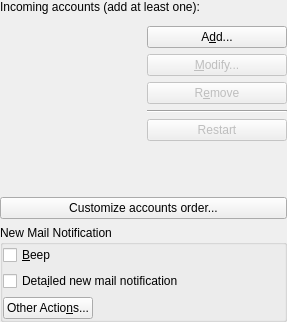
Qt form kmail/ui/accountspagereceivingtab.ui (KDE/kdepim) before a commit.
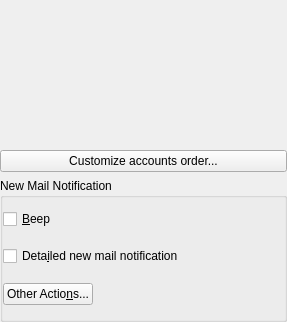
The same form after that commit. Custom widgets are drawn as their Qt base class.

The edit to the form file:
```diff
--- a/kmail/ui/accountspagereceivingtab.ui
+++ b/kmail/ui/accountspagereceivingtab.ui
@@ -14,83 +14,9 @@
    <item>
     <layout class="QVBoxLayout" name="vlay">
      <item>
-      <widget class="QLabel" name="label">
-       <property name="text">
-        <string>Incoming accounts (add at least one):</string>
-       </property>
+      <widget class="PimCommon::ManageAccountWidget" name="mAccountsReceiving">
       </widget>
      </item>
-     <item>
-      <widget class="KFilterProxySearchLine" name="mFilterAccount"/>
-     </item>
-     <item>
-      <layout class="QHBoxLayout" name="hlay">
-       <item>
-        <widget class="Akonadi::AgentInstanceWidget" name="mAccountList" native="true"/>
-       </item>
-       <item>
-        <layout class="QVBoxLayout" name="btn_vlay">
-         <item>
-          <widget class="QPushButton" name="mAddAccountButton">
-           <property name="text">
-            <string>A&amp;dd...</string>
-           </property>
-          </widget>
-         </item>
-         <item>
-          <widget class="KPushButton" name="mModifyAccountButton">
-           <property name="enabled">
-            <bool>false</bool>
-           </property>
-           <property name="text">
-            <string>&amp;Modify...</string>
-           </property>
-          </widget>
-         </item>
-         <item>
-          <widget class="KPushButton" name="mRemoveAccountButton">
-           <property name="enabled">
-            <bool>false</bool>
-           </property>
-           <property name="text">
-            <string>R&amp;emove</string>
-           </property>
-          </widget>
-         </item>
-         <item>
-          <widget class="Line" name="line">
-           <property name="orientation">
-            <enum>Qt::Horizontal</enum>
-           </property>
-          </widget>
-         </item>
-         <item>
-          <widget class="KPushButton" name="mRestartAccountButton">
-           <property name="enabled">
-            <bool>false</bool>
-           </property>
-           <property name="text">
-            <string>Restart</string>
-           </property>
-          </widget>
-         </item>
-         <item>
-          <spacer name="verticalSpacer">
-           <property name="orientation">
-            <enum>Qt::Vertical</enum>
-           </property>
-           <property name="sizeHint" stdset="0">
-            <size>
-             <width>20</width>
-             <height>40</height>
-            </size>
-           </property>
-          </spacer>
-         </item>
-        </layout>
-       </item>
-      </layout>
-     </item>
      <item>
       <widget class="QPushButton" name="customizeAccountOrder">
        <property name="text">
@@ -156,19 +82,9 @@
  <layoutdefault spacing="6" margin="0"/>
  <customwidgets>
   <customwidget>
-   <class>KFilterProxySearchLine</class>
+   <class>PimCommon::ManageAccountWidget</class>
    <extends>QWidget</extends>
-   <header>kfilterproxysearchline.h</header>
-  </customwidget>
-  <customwidget>
-   <class>KPushButton</class>
-   <extends>QPushButton</extends>
-   <header>kpushbutton.h</header>
-  </customwidget>
-  <customwidget>
-   <class>Akonadi::AgentInstanceWidget</class>
-   <extends>QWidget</extends>
-   <header location="global">akonadi/agentinstancewidget.h</header>
+   <header>pimcommon/widgets/manageaccountwidget.h</header>
   </customwidget>
  </customwidgets>
  <resources/>
```
